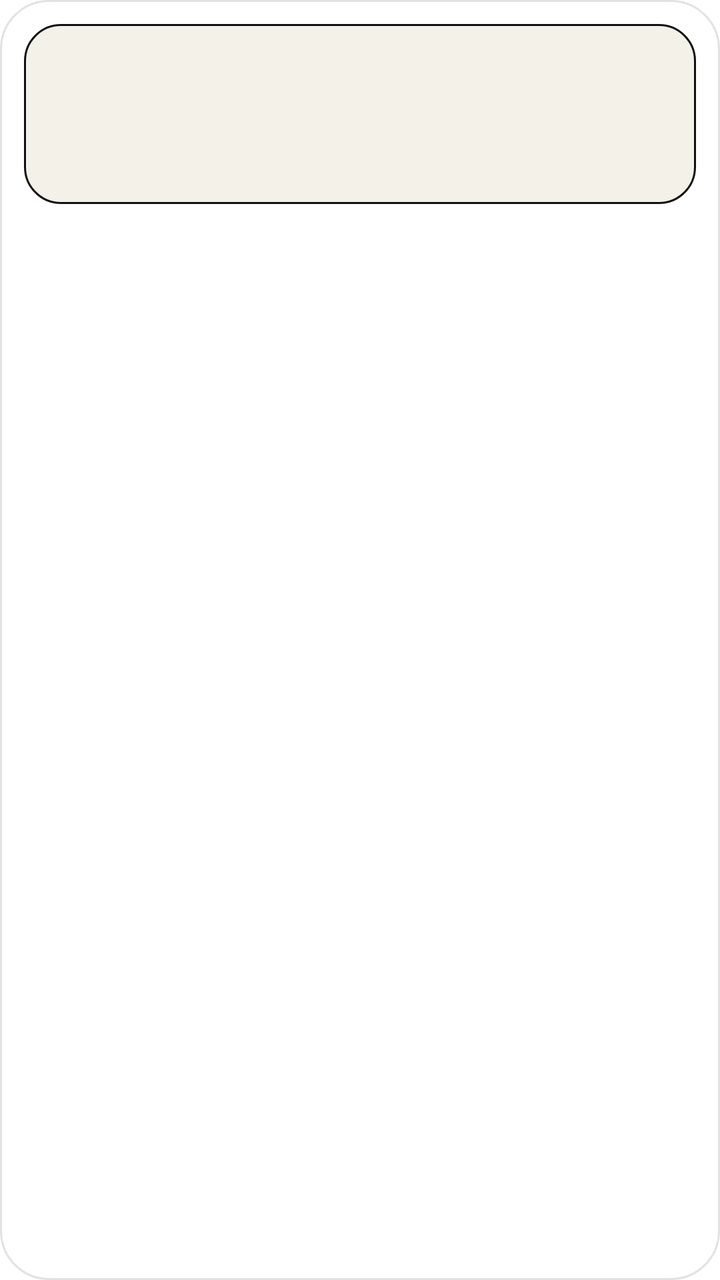
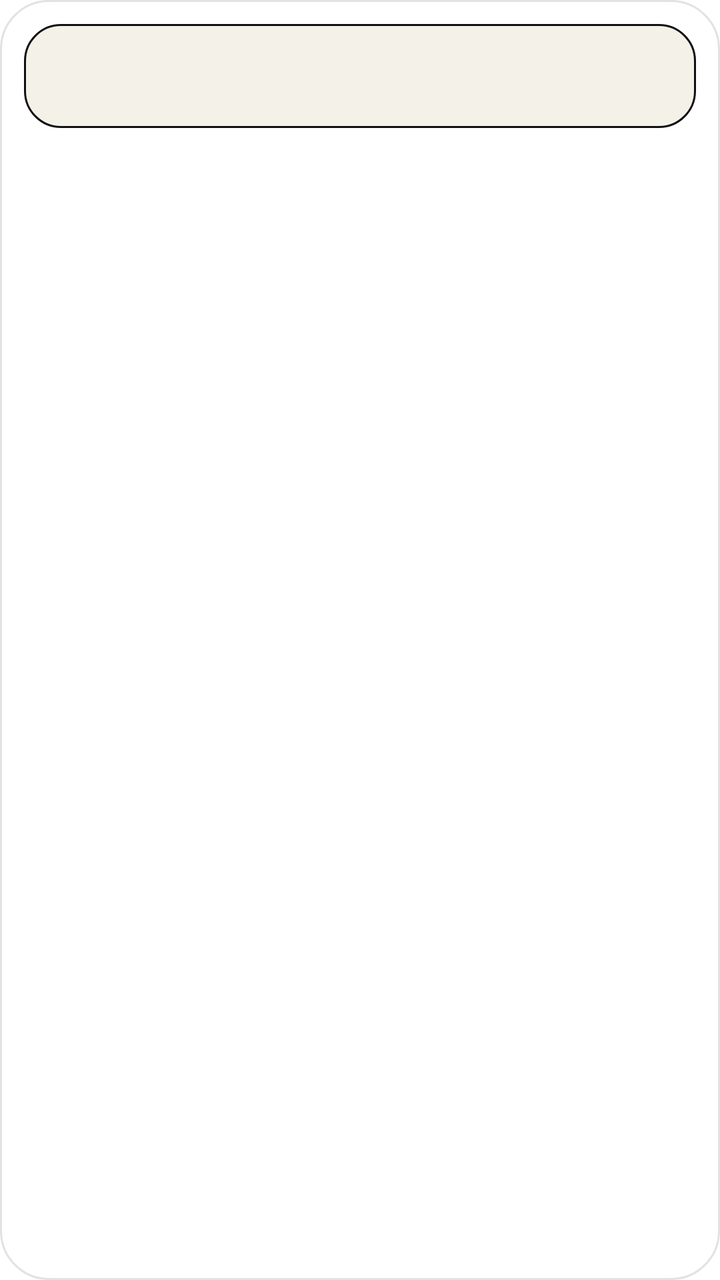

Before-and-after screenshots of an Android layout around one commit, followed by the original layout XML and the change that was made.
<!-- AndroidManifest.xml: fallback theme Theme.MaterialComponents.DayNight.NoActionBar -->
<!-- res/layout/hourly_widget.xml -->
<?xml version="1.0" encoding="utf-8"?>
<LinearLayout xmlns:android="http://schemas.android.com/apk/res/android"
    android:layout_width="match_parent"
    android:layout_height="match_parent"
    android:background="@drawable/bg_widget"
    android:orientation="vertical"
    android:padding="12dp">

    <LinearLayout
        android:id="@+id/hero_card"
        android:layout_width="match_parent"
        android:layout_height="wrap_content"
        android:background="@drawable/bg_widget_hero_active"
        android:orientation="vertical"
        android:paddingStart="12dp"
        android:paddingTop="12dp"
        android:paddingEnd="12dp"
        android:paddingBottom="12dp">

        <LinearLayout
            android:layout_width="match_parent"
            android:layout_height="wrap_content"
            android:gravity="center_vertical"
            android:orientation="horizontal">

            <TextView
                android:id="@+id/hero_time"
                android:layout_width="0dp"
                android:layout_height="wrap_content"
                android:layout_weight="1"
                android:fontFeatureSettings="tnum"
                android:includeFontPadding="false"
                android:letterSpacing="-0.02"
                android:textColor="@color/widget_text"
                android:textSize="24sp"
                android:textStyle="bold" />

            <TextView
                android:id="@+id/hero_chip"
                android:layout_width="wrap_content"
                android:layout_height="wrap_content"
                android:background="@drawable/bg_widget_chip_active"
                android:letterSpacing="0.1"
                android:paddingStart="10dp"
                android:paddingTop="4dp"
                android:paddingEnd="10dp"
                android:paddingBottom="4dp"
                android:textColor="@color/widget_active_text"
                android:textSize="9.5sp"
                android:textStyle="bold" />
        </LinearLayout>

        <TextView
            android:id="@+id/hero_text"
            android:layout_width="match_parent"
            android:layout_height="wrap_content"
            android:layout_marginTop="4dp"
            android:ellipsize="end"
            android:includeFontPadding="false"
            android:maxLines="1"
            android:textColor="@color/widget_text"
            android:textSize="15sp"
            android:textStyle="bold" />

        <TextView
            android:id="@+id/hero_meta"
            android:layout_width="match_parent"
            android:layout_height="wrap_content"
            android:layout_marginTop="3dp"
            android:ellipsize="end"
            android:includeFontPadding="false"
            android:maxLines="1"
            android:textColor="@color/widget_muted"
            android:textSize="11sp" />
    </LinearLayout>

    
    <ListView
        android:id="@+id/widget_list"
        android:layout_width="match_parent"
        android:layout_height="0dp"
        android:layout_marginTop="8dp"
        android:layout_weight="1"
        android:clipToPadding="false"
        android:divider="@null"
        android:dividerHeight="0dp"
        android:scrollbars="none" />
</LinearLayout>
<!-- resources referenced by this layout -->
<resources>
  <color name="widget_active_text">#111111</color>
  <color name="widget_muted">#5A5A5A</color>
  <color name="widget_text">#111111</color>
  <!-- drawable bg_widget (drawable) -->
  <?xml version="1.0" encoding="utf-8"?>
  <shape xmlns:android="http://schemas.android.com/apk/res/android"
      android:shape="rectangle">
      <solid android:color="@color/widget_background" />
      <corners android:radius="24dp" />
      <stroke
          android:width="1dp"
          android:color="@color/widget_stroke" />
  </shape>
  <!-- drawable bg_widget_chip_active (drawable) -->
  <?xml version="1.0" encoding="utf-8"?>
  <shape xmlns:android="http://schemas.android.com/apk/res/android"
      android:shape="rectangle">
      <solid android:color="@color/widget_active_bg" />
      <corners android:radius="20dp" />
  </shape>
  <!-- drawable bg_widget_hero_active (drawable) -->
  <?xml version="1.0" encoding="utf-8"?>
  <shape xmlns:android="http://schemas.android.com/apk/res/android"
      android:shape="rectangle">
      <solid android:color="@color/widget_active_bg" />
      <corners android:radius="18dp" />
      <stroke
          android:width="1dp"
          android:color="@color/widget_active_stroke" />
  </shape>
  <color name="widget_background">#FFFFFF</color>
  <color name="widget_stroke">#E2E2E2</color>
  <color name="widget_active_bg">#F4F1E9</color>
  <color name="widget_active_stroke">#111111</color>
</resources>

<!-- the commit's change to res/layout/hourly_widget.xml (unified diff, before → after) -->
@@ -6,72 +6,54 @@
     android:orientation="vertical"
     android:padding="12dp">
 
+    
     <LinearLayout
         android:id="@+id/hero_card"
         android:layout_width="match_parent"
-        android:layout_height="wrap_content"
+        android:layout_height="52dp"
         android:background="@drawable/bg_widget_hero_active"
-        android:orientation="vertical"
-        android:paddingStart="12dp"
-        android:paddingTop="12dp"
-        android:paddingEnd="12dp"
-        android:paddingBottom="12dp">
+        android:gravity="center_vertical"
+        android:orientation="horizontal"
+        android:paddingStart="14dp"
+        android:paddingEnd="10dp">
 
-        <LinearLayout
-            android:layout_width="match_parent"
+        <TextView
+            android:id="@+id/hero_time"
+            android:layout_width="wrap_content"
             android:layout_height="wrap_content"
-            android:gravity="center_vertical"
-            android:orientation="horizontal">
-
-            <TextView
-                android:id="@+id/hero_time"
-                android:layout_width="0dp"
-                android:layout_height="wrap_content"
-                android:layout_weight="1"
-                android:fontFeatureSettings="tnum"
-                android:includeFontPadding="false"
-                android:letterSpacing="-0.02"
-                android:textColor="@color/widget_text"
-                android:textSize="24sp"
-                android:textStyle="bold" />
-
-            <TextView
-                android:id="@+id/hero_chip"
-                android:layout_width="wrap_content"
-                android:layout_height="wrap_content"
-                android:background="@drawable/bg_widget_chip_active"
-                android:letterSpacing="0.1"
-                android:paddingStart="10dp"
-                android:paddingTop="4dp"
-                android:paddingEnd="10dp"
-                android:paddingBottom="4dp"
-                android:textColor="@color/widget_active_text"
-                android:textSize="9.5sp"
-                android:textStyle="bold" />
-        </LinearLayout>
+            android:fontFeatureSettings="tnum"
+            android:includeFontPadding="false"
+            android:letterSpacing="0.02"
+            android:textColor="@color/widget_text"
+            android:textSize="14sp"
+            android:textStyle="bold" />
 
         <TextView
             android:id="@+id/hero_text"
-            android:layout_width="match_parent"
+            android:layout_width="0dp"
             android:layout_height="wrap_content"
-            android:layout_marginTop="4dp"
+            android:layout_marginStart="8dp"
+            android:layout_weight="1"
             android:ellipsize="end"
             android:includeFontPadding="false"
             android:maxLines="1"
             android:textColor="@color/widget_text"
-            android:textSize="15sp"
-            android:textStyle="bold" />
+            android:textSize="14sp" />
 
         <TextView
-            android:id="@+id/hero_meta"
-            android:layout_width="match_parent"
+            android:id="@+id/hero_chip"
+            android:layout_width="wrap_content"
             android:layout_height="wrap_content"
-            android:layout_marginTop="3dp"
-            android:ellipsize="end"
-            android:includeFontPadding="false"
-            android:maxLines="1"
-            android:textColor="@color/widget_muted"
-            android:textSize="11sp" />
+            android:layout_marginStart="8dp"
+            android:background="@drawable/bg_widget_chip_active"
+            android:letterSpacing="0.1"
+            android:paddingStart="10dp"
+            android:paddingTop="4dp"
+            android:paddingEnd="10dp"
+            android:paddingBottom="4dp"
+            android:textColor="@color/widget_active_text"
+            android:textSize="9.5sp"
+            android:textStyle="bold" />
     </LinearLayout>
 
     
<!-- resource entries referenced after the edit -->
@@ -1,7 +1,6 @@
 <!-- resources referenced by this layout -->
 <resources>
   <color name="widget_active_text">#111111</color>
-  <color name="widget_muted">#5A5A5A</color>
   <color name="widget_text">#111111</color>
   <!-- drawable bg_widget (drawable) -->
   <?xml version="1.0" encoding="utf-8"?>
